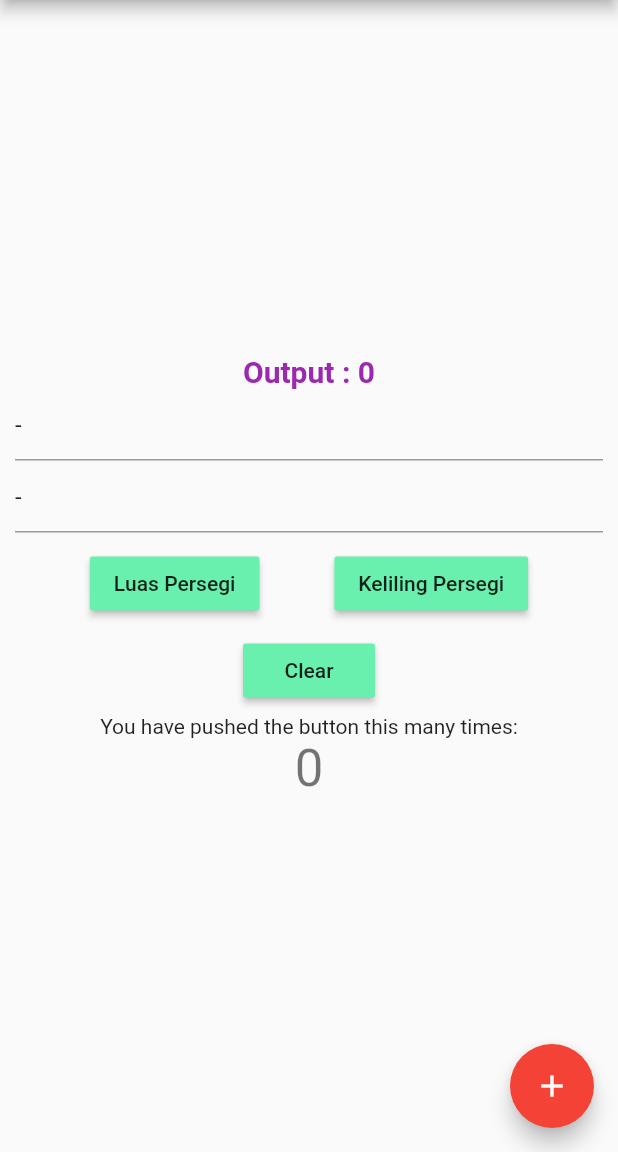
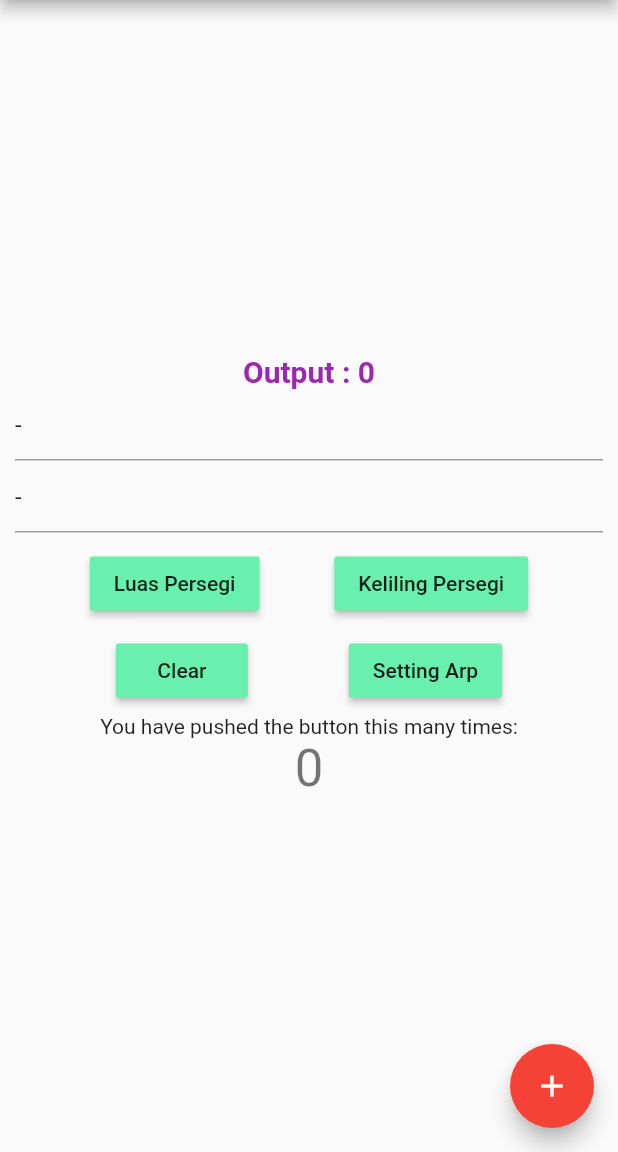
Before and after one commit to ivandermoura/persegipanjang, a Flutter app: the screen it shows after launch, on a phone screen of 412 x 824 dp, the part 84-1236 px from its top. Run offline on Flutter 3.47's test engine with Material 2 defaults, Android fonts, the phone set to English and light mode, and no system bars.

Commit message:
setting arp

```diff
--- a/lib/home_page.dart
+++ b/lib/home_page.dart
@@ -105,10 +105,15 @@ class _HomepageState extends State<Homepage> {
               padding: const EdgeInsets.only(top: 10.0),
             ),
             new Row(
-              mainAxisAlignment: MainAxisAlignment.center,
+              mainAxisAlignment: MainAxisAlignment.spaceEvenly,
               children: <Widget>[
                 new MaterialButton(
                   child: new Text("Clear"),
+                  color: Colors.greenAccent,
+                  onPressed: doClear,
+                ),
+                 new MaterialButton(
+                  child: new Text("Setting Arp"),
                   color: Colors.greenAccent,
                   onPressed: doClear,
                 ),
```
